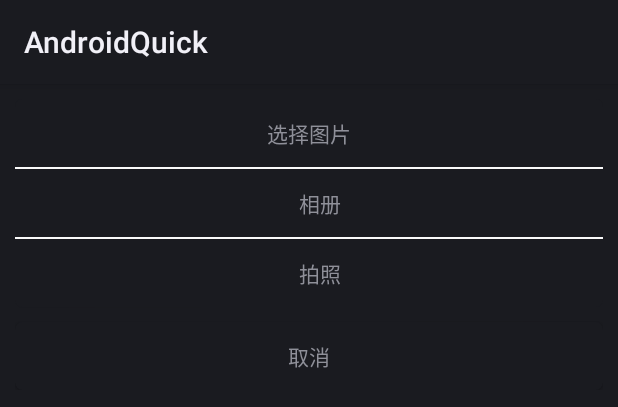
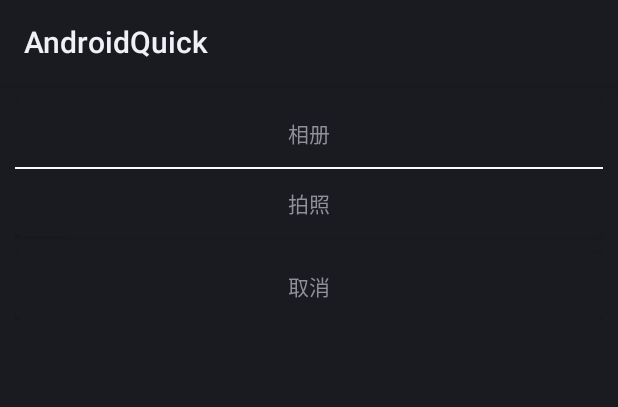
Before and after one commit to sdwfqin/AndroidQuick, an Android app: the layout bottom_photo.xml on its own in the app's theme, with its tools: preview values and no code run, on a phone screen of 412 x 824 dp. Shown: the top 407 px of the screen. Run offline under Robolectric (Android 15) with nearby library versions, the phone set to English and light mode, and no system bars.

Commit message:
fixbug：选择照片底部弹窗

```diff
--- a/app/src/main/res/layout/fragment_home.xml
+++ b/app/src/main/res/layout/fragment_home.xml
@@ -42,4 +42,10 @@
         android:layout_height="wrap_content"
         android:text="图片预览" />
 
+    <Button
+        android:id="@+id/e"
+        android:layout_width="wrap_content"
+        android:layout_height="wrap_content"
+        android:text="选择图片弹窗" />
+
 </LinearLayout>
--- a/quicklib/build.gradle
+++ b/quicklib/build.gradle
@@ -2,7 +2,7 @@ apply plugin: 'com.android.library'
 apply plugin: 'com.github.dcendents.android-maven'
 apply plugin: 'com.jfrog.bintray'
 
-version = "1.0.5"
+version = "1.0.6"
 
 // gradlew install
 // gradlew bintrayUpload
@@ -13,7 +13,7 @@ android {
     defaultConfig {
         minSdkVersion 16
         targetSdkVersion 27
-        versionCode 9
+        versionCode 10
         versionName version
 
         testInstrumentationRunner "android.support.test.runner.AndroidJUnitRunner"
--- a/quicklib/src/main/res/layout/bottom_photo.xml
+++ b/quicklib/src/main/res/layout/bottom_photo.xml
@@ -17,23 +17,10 @@
             android:orientation="vertical">
 
             <TextView
+                android:id="@+id/xiangce"
                 android:layout_width="match_parent"
                 android:layout_height="45dp"
                 android:gravity="center"
-                android:text="选择图片" />
-
-            <View
-                android:layout_width="match_parent"
-                android:layout_height="1dp"
-                android:background="@color/gray" />
-
-            <TextView
-                android:id="@+id/xiangce"
-                android:layout_width="match_parent"
-                android:layout_height="45dp"
-                android:drawablePadding="15dp"
-                android:gravity="center"
-                android:paddingLeft="15dp"
                 android:text="相册" />
 
             <View
@@ -45,9 +32,7 @@
                 android:id="@+id/paizhao"
                 android:layout_width="match_parent"
                 android:layout_height="45dp"
-                android:drawablePadding="15dp"
                 android:gravity="center"
-                android:paddingLeft="15dp"
                 android:text="拍照" />
 
         </LinearLayout>
--- a/quicklib/src/main/res/values/strings.xml
+++ b/quicklib/src/main/res/values/strings.xml
@@ -1,3 +1,3 @@
 <resources>
-    <string name="app_name">QLibrary</string>
+    <string name="app_name">quickLib</string>
 </resources>
```
Also changed, not shown: app/src/main/java/com/sdwfqin/quickseed/ui/home/HomeFragment.java (+27 -1 lines).
